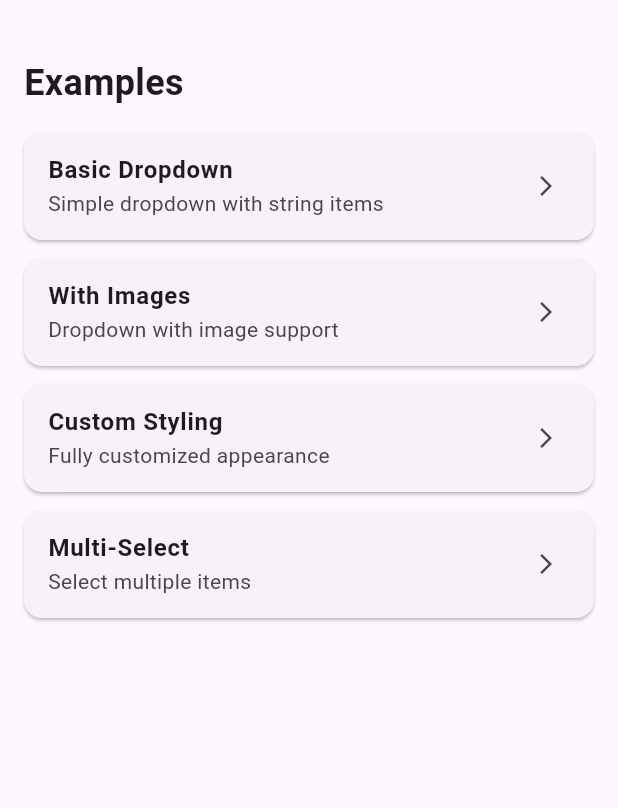
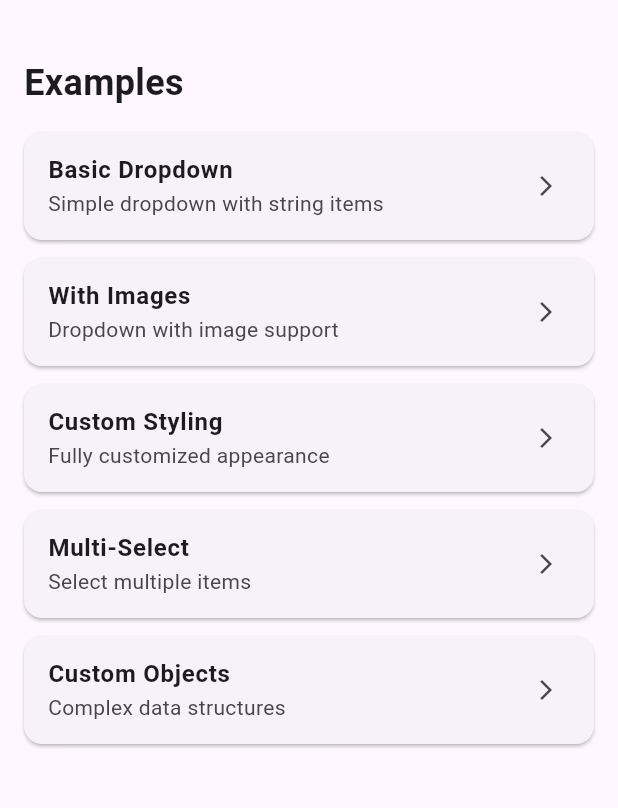
Before and after one commit to darbazrasul/smooth-dropdown-with-search, a Flutter app: the screen it shows after launch, on a phone screen of 412 x 824 dp, the part 63-871 px from its top. Run offline on Flutter 3.47's test engine with Material 3 defaults, Android fonts, the phone set to English and light mode, and no system bars; our stand-ins replace cached_network_image, flutter_hooks, flutter_screenutil, shimmer.

```diff
--- a/lib/screen/home_page.dart
+++ b/lib/screen/home_page.dart
@@ -4,6 +4,7 @@ import 'package:smooth_dropdown_with_search/example/basic_example.dart';
 import 'package:smooth_dropdown_with_search/example/image_example.dart';
 import 'package:smooth_dropdown_with_search/example/multi_select_example.dart';
 import 'package:smooth_dropdown_with_search/example/styled_example.dart';
+import 'package:smooth_dropdown_with_search/example/custom_object_example.dart';
 
 class MyApp extends StatelessWidget {
   const MyApp({super.key});
@@ -79,6 +80,21 @@ class MyApp extends StatelessWidget {
                     );
                   },
                 ),
+                Builder(
+                  builder: (innerCtx) {
+                    return _buildExampleCard(
+                      innerCtx,
+                      'Custom Objects',
+                      'Complex data structures',
+                      () => Navigator.push(
+                        innerCtx,
+                        MaterialPageRoute(
+                          builder: (_) => const CustomObjectExample(),
+                        ),
+                      ),
+                    );
+                  },
+                ),
               ],
             ),
           ),
```
Also changed, not shown: lib/example/custom_object_example.dart (added, +108 -0 lines).
